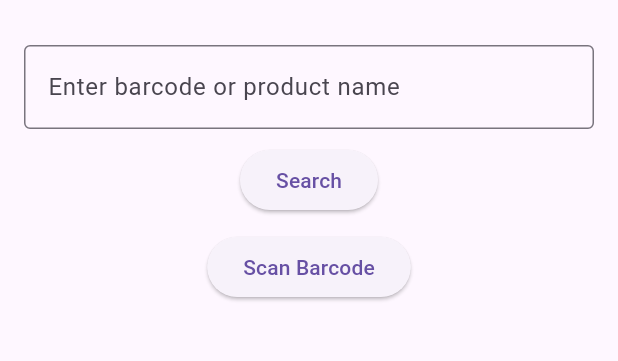
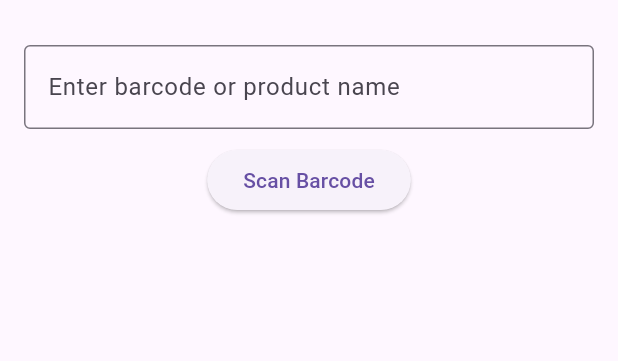
Before and after one commit to niklasjkarlsson/calorie_tracker, a Flutter app: the screen it shows after launch, on a phone screen of 412 x 824 dp, the part 63-424 px from its top. Run offline on Flutter 3.47's test engine with Material 3 defaults, Android fonts, the phone set to English and light mode, and no system bars; missing offline and left inert: mobile_scanner.

Commit message:
Removed search button and added loading indicator to search bar.

```diff
--- a/lib/main.dart
+++ b/lib/main.dart
@@ -106,6 +106,9 @@ class _HomePageState extends State<HomePage> {
         padding: const EdgeInsets.all(16),
         child: Column(
           children: [
+            Stack(
+              alignment: Alignment.centerRight,
+              children: [
                 TextField(
                   controller: _barcodeController,
                   decoration: const InputDecoration(
@@ -114,13 +117,18 @@ class _HomePageState extends State<HomePage> {
                   ),
                   onChanged: _handleInputChange,
                 ),
-            const SizedBox(height: 10),
-            ElevatedButton(
-              onPressed: _loading ? null : _search,
-              child: _loading
-                  ? const CircularProgressIndicator(color: Colors.white)
-                  : const Text('Search'),
+                if (_loading)
+                  const Padding(
+                    padding: EdgeInsets.only(right: 10),
+                    child: SizedBox(
+                      width: 20,
+                      height: 20,
+                      child: CircularProgressIndicator(strokeWidth: 2),
                     ),
+                  ),
+              ],
+            ),
+
             const SizedBox(height: 10),
             ElevatedButton(
               onPressed: () async {
```
Lines whose indentation alone changed are shown as unchanged.
